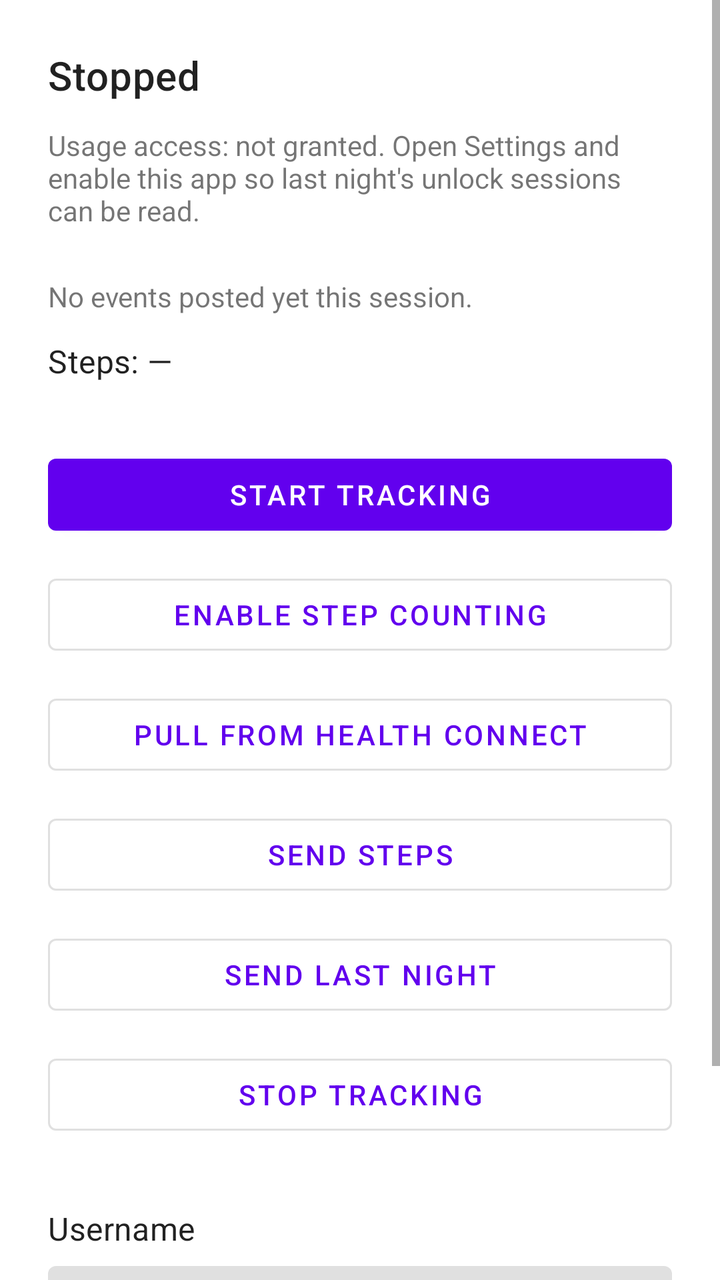
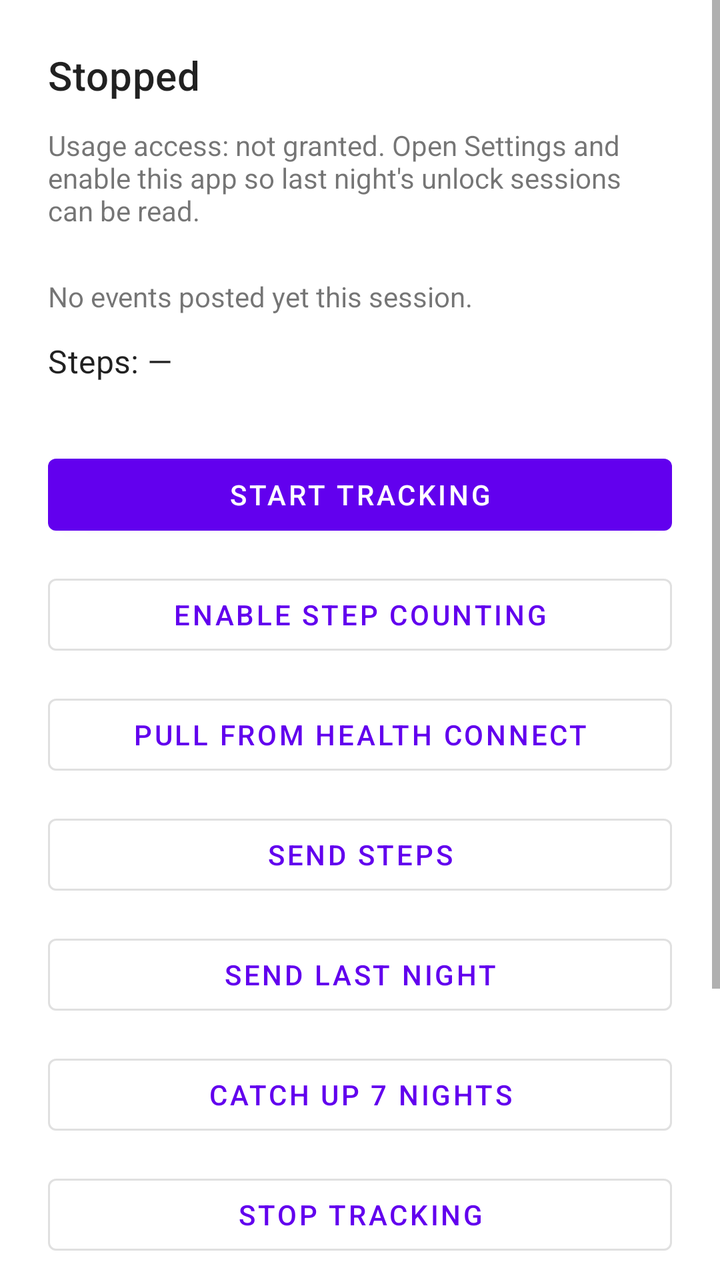

Screens rendered from an Android XML layout before and after an edit, with the pre-edit source and the edit as a unified diff.
<!-- AndroidManifest.xml: application theme Theme.SleepTracker -->
<!-- res/layout/activity_main.xml -->
<?xml version="1.0" encoding="utf-8"?>
<ScrollView xmlns:android="http://schemas.android.com/apk/res/android"
    xmlns:app="http://schemas.android.com/apk/res-auto"
    android:layout_width="match_parent"
    android:layout_height="match_parent"
    android:fillViewport="true">

<androidx.constraintlayout.widget.ConstraintLayout
    android:layout_width="match_parent"
    android:layout_height="wrap_content"
    android:padding="24dp">

    <TextView
        android:id="@+id/statusText"
        android:layout_width="0dp"
        android:layout_height="wrap_content"
        android:textAppearance="?attr/textAppearanceHeadline6"
        android:text="@string/status_stopped"
        app:layout_constraintTop_toTopOf="parent"
        app:layout_constraintStart_toStartOf="parent"
        app:layout_constraintEnd_toEndOf="parent" />

    <TextView
        android:id="@+id/configWarning"
        android:layout_width="0dp"
        android:layout_height="wrap_content"
        android:layout_marginTop="12dp"
        android:textColor="#B91C1C"
        android:visibility="gone"
        android:text="@string/config_missing"
        app:layout_constraintTop_toBottomOf="@id/statusText"
        app:layout_constraintStart_toStartOf="parent"
        app:layout_constraintEnd_toEndOf="parent" />

    <TextView
        android:id="@+id/usageAccessText"
        android:layout_width="0dp"
        android:layout_height="wrap_content"
        android:layout_marginTop="12dp"
        android:text="@string/usage_access_missing"
        app:layout_constraintTop_toBottomOf="@id/configWarning"
        app:layout_constraintStart_toStartOf="parent"
        app:layout_constraintEnd_toEndOf="parent" />

    <TextView
        android:id="@+id/lastEventText"
        android:layout_width="0dp"
        android:layout_height="wrap_content"
        android:layout_marginTop="24dp"
        android:text="@string/last_event_none"
        app:layout_constraintTop_toBottomOf="@id/usageAccessText"
        app:layout_constraintStart_toStartOf="parent"
        app:layout_constraintEnd_toEndOf="parent" />

    <TextView
        android:id="@+id/dailyStepsText"
        android:layout_width="0dp"
        android:layout_height="wrap_content"
        android:layout_marginTop="12dp"
        android:textAppearance="?attr/textAppearanceSubtitle1"
        android:text="@string/daily_steps_none"
        app:layout_constraintTop_toBottomOf="@id/lastEventText"
        app:layout_constraintStart_toStartOf="parent"
        app:layout_constraintEnd_toEndOf="parent" />

    <com.google.android.material.button.MaterialButton
        android:id="@+id/startButton"
        android:layout_width="0dp"
        android:layout_height="wrap_content"
        android:layout_marginTop="32dp"
        android:text="@string/btn_start"
        app:layout_constraintTop_toBottomOf="@id/dailyStepsText"
        app:layout_constraintStart_toStartOf="parent"
        app:layout_constraintEnd_toEndOf="parent" />

    <com.google.android.material.button.MaterialButton
        android:id="@+id/enableStepsButton"
        style="@style/Widget.MaterialComponents.Button.OutlinedButton"
        android:layout_width="0dp"
        android:layout_height="wrap_content"
        android:layout_marginTop="12dp"
        android:text="@string/btn_enable_steps"
        app:layout_constraintTop_toBottomOf="@id/startButton"
        app:layout_constraintStart_toStartOf="parent"
        app:layout_constraintEnd_toEndOf="parent" />

    <com.google.android.material.button.MaterialButton
        android:id="@+id/pullHealthConnectButton"
        style="@style/Widget.MaterialComponents.Button.OutlinedButton"
        android:layout_width="0dp"
        android:layout_height="wrap_content"
        android:layout_marginTop="12dp"
        android:text="@string/btn_pull_health_connect"
        app:layout_constraintTop_toBottomOf="@id/enableStepsButton"
        app:layout_constraintStart_toStartOf="parent"
        app:layout_constraintEnd_toEndOf="parent" />

    <com.google.android.material.button.MaterialButton
        android:id="@+id/sendStepsButton"
        style="@style/Widget.MaterialComponents.Button.OutlinedButton"
        android:layout_width="0dp"
        android:layout_height="wrap_content"
        android:layout_marginTop="12dp"
        android:text="@string/btn_send_steps"
        app:layout_constraintTop_toBottomOf="@id/pullHealthConnectButton"
        app:layout_constraintStart_toStartOf="parent"
        app:layout_constraintEnd_toEndOf="parent" />

    <com.google.android.material.button.MaterialButton
        android:id="@+id/sendLastNightButton"
        style="@style/Widget.MaterialComponents.Button.OutlinedButton"
        android:layout_width="0dp"
        android:layout_height="wrap_content"
        android:layout_marginTop="12dp"
        android:text="@string/btn_send_last_night"
        app:layout_constraintTop_toBottomOf="@id/sendStepsButton"
        app:layout_constraintStart_toStartOf="parent"
        app:layout_constraintEnd_toEndOf="parent" />

    <com.google.android.material.button.MaterialButton
        android:id="@+id/stopButton"
        style="@style/Widget.MaterialComponents.Button.OutlinedButton"
        android:layout_width="0dp"
        android:layout_height="wrap_content"
        android:layout_marginTop="12dp"
        android:text="@string/btn_stop"
        app:layout_constraintTop_toBottomOf="@id/sendLastNightButton"
        app:layout_constraintStart_toStartOf="parent"
        app:layout_constraintEnd_toEndOf="parent" />

    <TextView
        android:id="@+id/usernameLabel"
        android:layout_width="0dp"
        android:layout_height="wrap_content"
        android:layout_marginTop="32dp"
        android:textAppearance="?attr/textAppearanceSubtitle1"
        android:text="@string/username_label"
        app:layout_constraintTop_toBottomOf="@id/stopButton"
        app:layout_constraintStart_toStartOf="parent"
        app:layout_constraintEnd_toEndOf="parent" />

    <com.google.android.material.textfield.TextInputLayout
        android:id="@+id/usernameInputLayout"
        android:layout_width="0dp"
        android:layout_height="wrap_content"
        android:layout_marginTop="8dp"
        app:layout_constraintTop_toBottomOf="@id/usernameLabel"
        app:layout_constraintStart_toStartOf="parent"
        app:layout_constraintEnd_toEndOf="parent">

        <com.google.android.material.textfield.TextInputEditText
            android:id="@+id/usernameInput"
            android:layout_width="match_parent"
            android:layout_height="wrap_content"
            android:inputType="textPersonName"
            android:maxLines="1"
            android:imeOptions="actionDone" />
    </com.google.android.material.textfield.TextInputLayout>

    <com.google.android.material.button.MaterialButton
        android:id="@+id/saveUsernameButton"
        style="@style/Widget.MaterialComponents.Button.OutlinedButton"
        android:layout_width="0dp"
        android:layout_height="wrap_content"
        android:layout_marginTop="8dp"
        android:text="@string/btn_save_username"
        app:layout_constraintTop_toBottomOf="@id/usernameInputLayout"
        app:layout_constraintStart_toStartOf="parent"
        app:layout_constraintEnd_toEndOf="parent" />

</androidx.constraintlayout.widget.ConstraintLayout>

</ScrollView>
<!-- resources referenced by this layout -->
<resources>
  <string name="btn_enable_steps">Enable step counting</string>
  <string name="btn_pull_health_connect">Pull from Health Connect</string>
  <string name="btn_save_username">Save username</string>
  <string name="btn_send_last_night">Send last night</string>
  <string name="btn_send_steps">Send steps</string>
  <string name="btn_start">Start tracking</string>
  <string name="btn_stop">Stop tracking</string>
  <string name="config_missing">app.url or ingest.token is empty. Set them in android/local.properties and rebuild.</string>
  <string name="daily_steps_none">Steps: —</string>
  <string name="last_event_none">No events posted yet this session.</string>
  <string name="status_stopped">Stopped</string>
  <string name="usage_access_missing">Usage access: not granted. Open Settings and enable this app so last night\'s unlock sessions can be read.</string>
  <string name="username_label">Username</string>
  <style name="Theme.SleepTracker" parent="Theme.MaterialComponents.DayNight.NoActionBar" />
</resources>

<!-- the commit's change to res/layout/activity_main.xml (unified diff, before → after) -->
@@ -118,13 +118,24 @@
         app:layout_constraintEnd_toEndOf="parent" />
 
     <com.google.android.material.button.MaterialButton
+        android:id="@+id/catchUpNightsButton"
+        style="@style/Widget.MaterialComponents.Button.OutlinedButton"
+        android:layout_width="0dp"
+        android:layout_height="wrap_content"
+        android:layout_marginTop="12dp"
+        android:text="@string/btn_catch_up_nights"
+        app:layout_constraintTop_toBottomOf="@id/sendLastNightButton"
+        app:layout_constraintStart_toStartOf="parent"
+        app:layout_constraintEnd_toEndOf="parent" />
+
+    <com.google.android.material.button.MaterialButton
         android:id="@+id/stopButton"
         style="@style/Widget.MaterialComponents.Button.OutlinedButton"
         android:layout_width="0dp"
         android:layout_height="wrap_content"
         android:layout_marginTop="12dp"
         android:text="@string/btn_stop"
-        app:layout_constraintTop_toBottomOf="@id/sendLastNightButton"
+        app:layout_constraintTop_toBottomOf="@id/catchUpNightsButton"
         app:layout_constraintStart_toStartOf="parent"
         app:layout_constraintEnd_toEndOf="parent" />
 
<!-- resource entries referenced after the edit -->
@@ -1,5 +1,6 @@
 <!-- resources referenced by this layout -->
 <resources>
+  <string name="btn_catch_up_nights">Catch up 7 nights</string>
   <string name="btn_enable_steps">Enable step counting</string>
   <string name="btn_pull_health_connect">Pull from Health Connect</string>
   <string name="btn_save_username">Save username</string>
